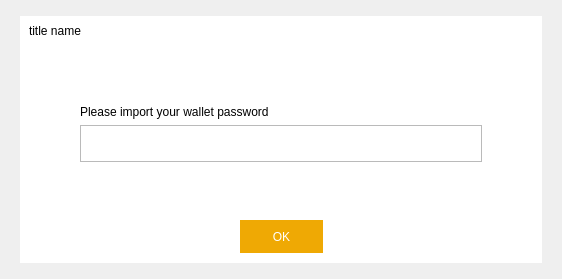
The window that src/qt/forms/privkeymgr.ui (MassGrid/MassGrid) describes before a commit, drawn with Qt 5.
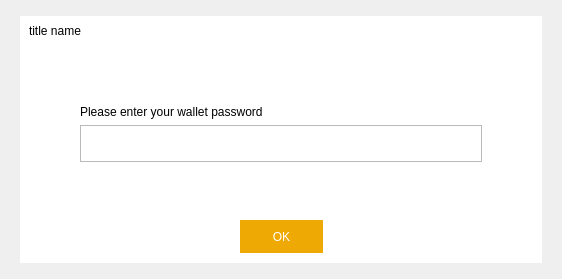
The same window after the commit. The open tabs and pages were chosen to show the change. Icons and pictures are not drawn.

What changed in the file:
```diff
--- a/src/qt/forms/privkeymgr.ui
+++ b/src/qt/forms/privkeymgr.ui
@@ -199,7 +199,7 @@
                  <item>
                   <widget class="QLabel" name="label">
                    <property name="text">
-                    <string>Please import your wallet password</string>
+                    <string>Please enter your wallet password</string>
                    </property>
                   </widget>
                  </item>
```
Left out of the diff: 2 changed lines with no effect on the pictures.
